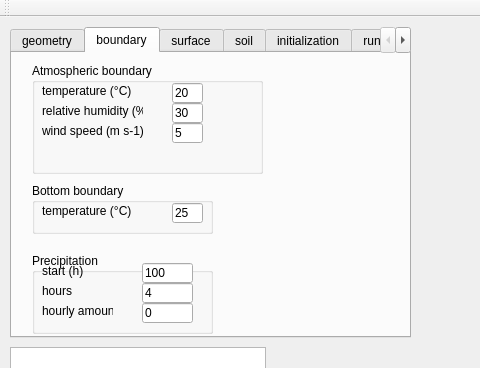
Before: the Qt Designer form HEAT1D/mainwindow.ui in gaowudao/CRITERIA3D, drawn with Qt 5; both pictures show x 0 to 480 and y 0 to 368 of the 1131 by 563 pixel window.
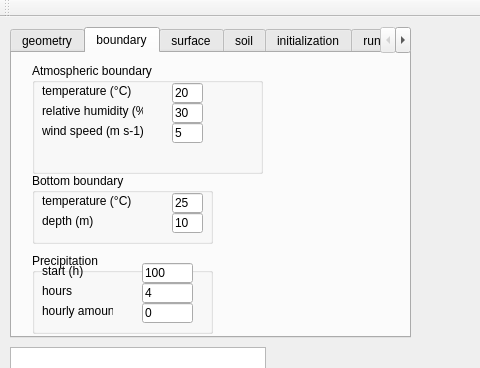
After: the same form once the commit is applied. The open tabs and pages were chosen to show the change.

Commit message: heat bottom boundary temperature depth

What changed in the file:
```diff
--- a/HEAT1D/mainwindow.ui
+++ b/HEAT1D/mainwindow.ui
@@ -268,9 +268,9 @@
       <property name="geometry">
        <rect>
         <x>20</x>
-        <y>130</y>
+        <y>120</y>
         <width>181</width>
-        <height>51</height>
+        <height>71</height>
        </rect>
       </property>
       <property name="title">
@@ -302,6 +302,32 @@
         <string>temperature (°C)</string>
        </property>
       </widget>
+      <widget class="QLabel" name="label_27">
+       <property name="geometry">
+        <rect>
+         <x>10</x>
+         <y>40</y>
+         <width>91</width>
+         <height>16</height>
+        </rect>
+       </property>
+       <property name="text">
+        <string>depth (m)</string>
+       </property>
+      </widget>
+      <widget class="QLineEdit" name="lineEditBottomZ">
+       <property name="geometry">
+        <rect>
+         <x>140</x>
+         <y>40</y>
+         <width>31</width>
+         <height>20</height>
+        </rect>
+       </property>
+       <property name="text">
+        <string>10</string>
+       </property>
+      </widget>
      </widget>
      <widget class="QGroupBox" name="groupBox">
       <property name="geometry">
```
Left out of the diff: 2 changed lines with no effect on the pictures. The commit also changes 10 other files.
